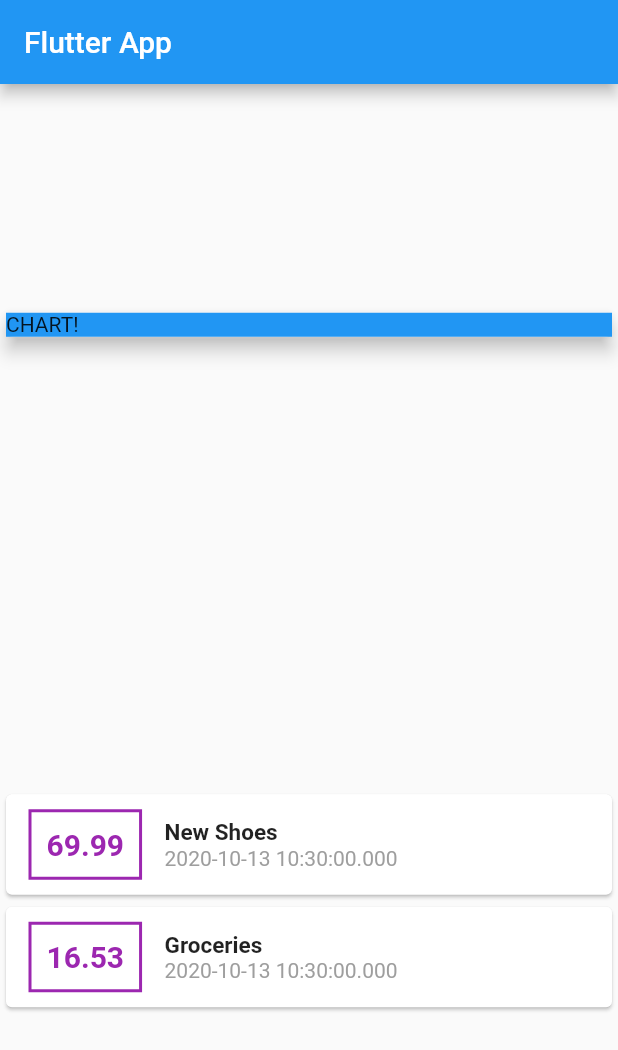
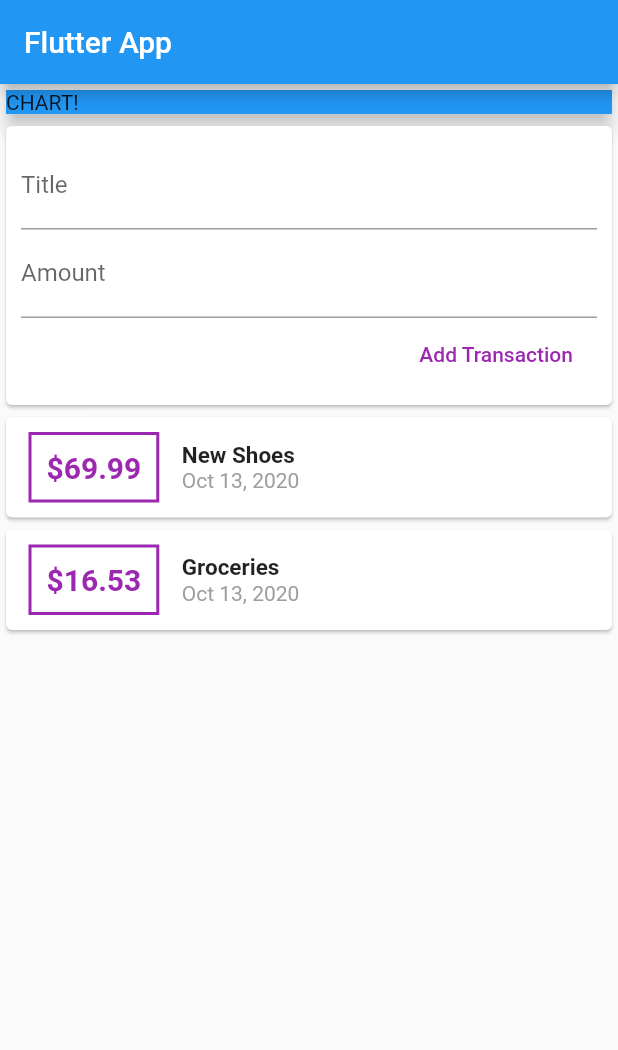
Before and after one commit to ParmbeerJohal/Personal-Expenses-App, a Flutter app: the screen it shows after launch, on a phone screen of 412 x 824 dp. Shown: the top 1050 px of the screen. Run offline on Flutter 3.47's test engine with Material 2 defaults, Android fonts, the phone set to English and light mode, and no system bars.

Commit message:
Added input and refactored widgets into separate files

```diff
--- a/lib/main.dart
+++ b/lib/main.dart
@@ -1,5 +1,6 @@
 import 'package:flutter/material.dart';
-import './transaction.dart';
+
+import './widgets/user_transactions.dart';
 
 void main() => runApp(MyApp());
 
@@ -14,21 +15,6 @@ class MyApp extends StatelessWidget {
 }
 
 class MyHomePage extends StatelessWidget {
-  final List<Transaction> transactions = [
-    Transaction(
-      id: 't1',
-      title: 'New Shoes',
-      amount: 69.99,
-      date: DateTime.now(),
-    ),
-    Transaction(
-      id: 't2',
-      title: 'Groceries',
-      amount: 16.53,
-      date: DateTime.now(),
-    ),
-  ];
-
   @override
   Widget build(BuildContext context) {
     return Scaffold(
@@ -36,7 +22,7 @@ class MyHomePage extends StatelessWidget {
         title: Text('Flutter App'),
       ),
       body: Column(
-        mainAxisAlignment: MainAxisAlignment.spaceAround,
+        // mainAxisAlignment: MainAxisAlignment.spaceAround,
         crossAxisAlignment: CrossAxisAlignment.stretch,
         children: [
           Card(
@@ -47,55 +33,7 @@ class MyHomePage extends StatelessWidget {
             ),
             elevation: 5,
           ),
-          Column(
-            children: transactions.map((tx) {
-              return Card(
-                child: Row(
-                  children: [
-                    Container(
-                      margin: EdgeInsets.symmetric(
-                        vertical: 10,
-                        horizontal: 15,
-                      ),
-                      decoration: BoxDecoration(
-                        border: Border.all(
-                          color: Colors.purple,
-                          width: 2,
-                        ),
-                      ),
-                      padding: EdgeInsets.all(10),
-                      child: Text(
-                        tx.amount.toString(),
-                        style: TextStyle(
-                          fontWeight: FontWeight.bold,
-                          fontSize: 20,
-                          color: Colors.purple,
-                        ),
-                      ),
-                    ),
-                    Column(
-                      children: [
-                        Text(
-                          tx.title,
-                          style: TextStyle(
-                            fontWeight: FontWeight.bold,
-                            fontSize: 15,
-                          ),
-                        ),
-                        Text(
-                          tx.date.toString(),
-                          style: TextStyle(
-                            color: Colors.grey,
-                          ),
-                        ),
-                      ],
-                      crossAxisAlignment: CrossAxisAlignment.start,
-                    )
-                  ],
-                ),
-              );
-            }).toList(),
-          ),
+          UserTransactions(),
         ],
       ),
     );
--- /dev/null
+++ b/lib/widgets/new_transaction.dart
@@ -0,0 +1,36 @@
+import 'package:flutter/material.dart';
+
+class NewTransaction extends StatelessWidget {
+  final titleController = TextEditingController();
+  final amountController = TextEditingController();
+
+  @override
+  Widget build(BuildContext context) {
+    return Card(
+      child: Container(
+        padding: EdgeInsets.all(10),
+        child: Column(
+          crossAxisAlignment: CrossAxisAlignment.end,
+          children: [
+            TextField(
+              decoration: InputDecoration(labelText: 'Title'),
+              controller: titleController,
+            ),
+            TextField(
+              decoration: InputDecoration(labelText: 'Amount'),
+              controller: amountController,
+            ),
+            FlatButton(
+              onPressed: () {
+                print(titleController);
+                print(amountController);
+              },
+              child: Text('Add Transaction'),
+              textColor: Colors.purple,
+            )
+          ],
+        ),
+      ),
+    );
+  }
+}
--- /dev/null
+++ b/lib/widgets/transaction_list.dart
@@ -0,0 +1,66 @@
+import 'package:flutter/material.dart';
+import 'package:intl/intl.dart';
+
+import '../models/transaction.dart';
+
+class TransactionList extends StatelessWidget {
+  List<Transaction> transactions = [];
+
+  TransactionList(this.transactions);
+
+  @override
+  Widget build(BuildContext context) {
+    return Column(
+      children: transactions.map((tx) {
+        return Card(
+          //shape: Border.all(color: Colors.deepPurpleAccent),
+          //shadowColor: Colors.deepPurpleAccent,
+          //elevation: 3,
+          child: Row(
+            children: [
+              Container(
+                margin: EdgeInsets.symmetric(
+                  vertical: 10,
+                  horizontal: 15,
+                ),
+                decoration: BoxDecoration(
+                  border: Border.all(
+                    color: Colors.purple,
+                    width: 2,
+                  ),
+                ),
+                padding: EdgeInsets.all(10),
+                child: Text(
+                  '\$${tx.amount}',
+                  style: TextStyle(
+                    fontWeight: FontWeight.bold,
+                    fontSize: 20,
+                    color: Colors.purple,
+                  ),
+                ),
+              ),
+              Column(
+                children: [
+                  Text(
+                    tx.title,
+                    style: TextStyle(
+                      fontWeight: FontWeight.bold,
+                      fontSize: 15,
+                    ),
+                  ),
+                  Text(
+                    DateFormat.yMMMd().format(tx.date),
+                    style: TextStyle(
+                      color: Colors.grey,
+                    ),
+                  ),
+                ],
+                crossAxisAlignment: CrossAxisAlignment.start,
+              )
+            ],
+          ),
+        );
+      }).toList(),
+    );
+  }
+}
--- /dev/null
+++ b/lib/widgets/user_transactions.dart
@@ -0,0 +1,37 @@
+import 'package:flutter/material.dart';
+
+import './transaction_list.dart';
+import './new_transaction.dart';
+import '../models/transaction.dart';
+
+class UserTransactions extends StatefulWidget {
+  @override
+  _UserTransactionsState createState() => _UserTransactionsState();
+}
+
+class _UserTransactionsState extends State<UserTransactions> {
+  final List<Transaction> _userTransactions = [
+    Transaction(
+      id: 't1',
+      title: 'New Shoes',
+      amount: 69.99,
+      date: DateTime.now(),
+    ),
+    Transaction(
+      id: 't2',
+      title: 'Groceries',
+      amount: 16.53,
+      date: DateTime.now(),
+    ),
+  ];
+
+  @override
+  Widget build(BuildContext context) {
+    return Column(
+      children: [
+        NewTransaction(),
+        TransactionList(_userTransactions),
+      ],
+    );
+  }
+}
--- a/pubspec.yaml
+++ b/pubspec.yaml
@@ -23,6 +23,7 @@ environment:
 dependencies:
   flutter:
     sdk: flutter
+  intl: ^0.16.1
 
 
   # The following adds the Cupertino Icons font to your application.
```
Also changed, not shown: lib/models/transaction.dart (renamed from lib/transaction.dart), pubspec.lock.
